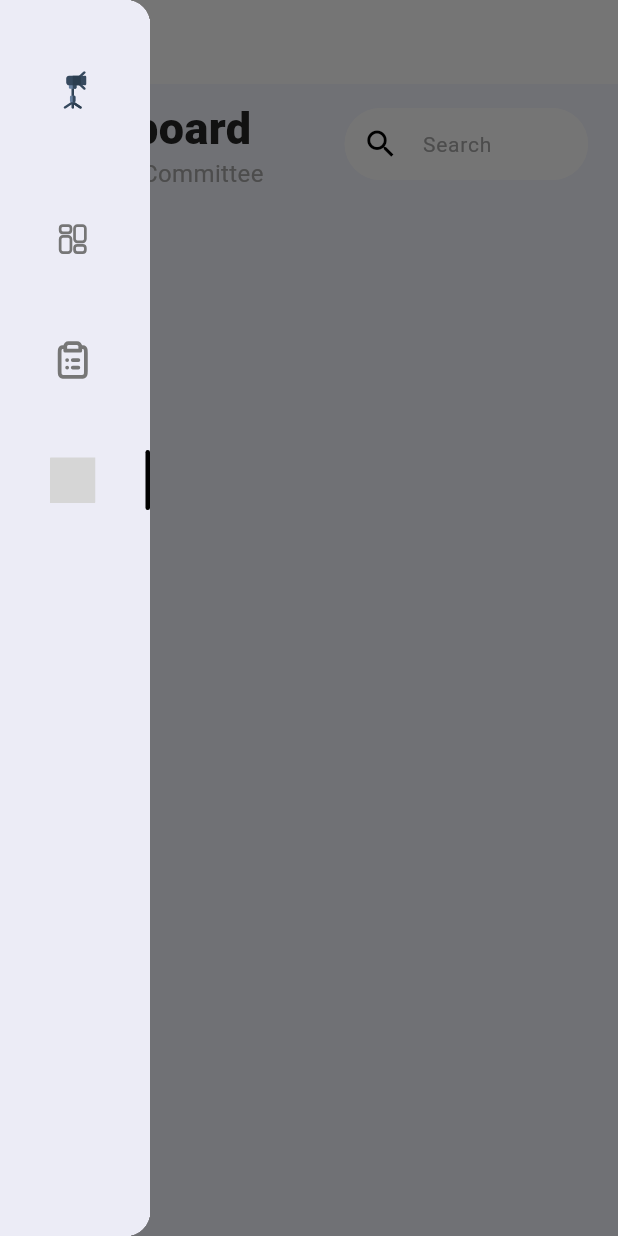
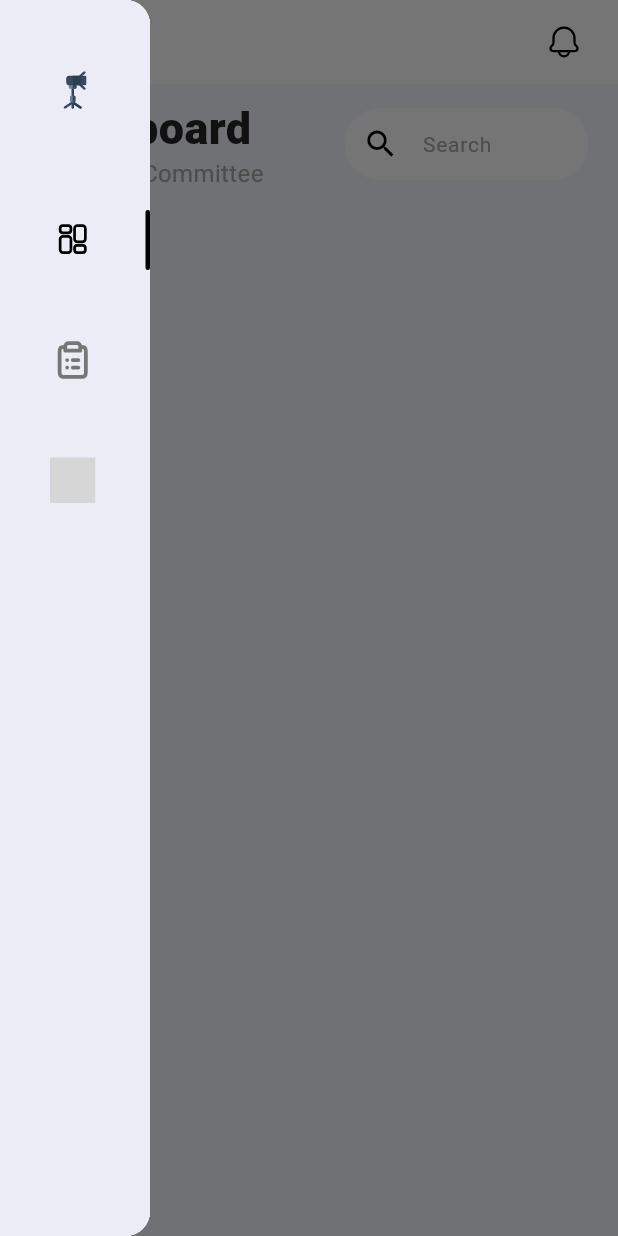
Before and after one commit to Amruthavalli-M/12DIT---BookTech, a Flutter app: the LeaderDashboard screen opened by its route, after a tap on the "menu" icon, on a phone screen of 412 x 824 dp. Run offline on Flutter 3.47's test engine with Material 3 defaults, Android fonts, the phone set to English and light mode, and no system bars; our stand-ins replace flutter_svg, google_fonts; grey boxes are pictures that could not be loaded.

Commit message:
Update leader_dashboard.dart
FINAL VERSION

```diff
--- a/lib/screens/leader_dashboard.dart
+++ b/lib/screens/leader_dashboard.dart
@@ -4,6 +4,8 @@ import 'package:booktech_flutter/widgets/header_parts.dart';
 import 'package:booktech_flutter/widgets/side_drawer.dart';
 import 'package:flutter/material.dart';
 import 'package:booktech_flutter/utils/theme.dart';
+import 'package:flutter_svg/svg.dart';
+import '../widgets/notification_bar.dart';
 
 class LeaderDashboard extends StatefulWidget {
   const LeaderDashboard({super.key});
@@ -13,98 +15,110 @@ class LeaderDashboard extends StatefulWidget {
 }
 
 class _LeaderDashboardState extends State<LeaderDashboard> {
-  // Key to control the Scaffold state
   final GlobalKey<ScaffoldState> drawerKey = GlobalKey();
 
-  // Tracks the currently selected menu item index (2 = LeaderDashboard)
-  int selectedIndex = 2;
+  int selectedIndex = 0; // For the second icon
 
   @override
   Widget build(BuildContext context) {
-    // Initialise SizeConfig for responsive layout calculations
     SizeConfig().init(context);
 
     return Scaffold(
       key: drawerKey,
       backgroundColor: MyAppColor.backgroundColor,
 
-      // Drawer shown only on mobile/tablet (non-desktop)
+      // Only show drawer on non-desktop (mobile/tablet)
       drawer: !Responsive.isDesktop(context)
           ? SizedBox(
-              width: 100, // Drawer width narrow for menu icons only
+              width: 100, // Keep drawer narrow
               child: SideDrawerMenu(
-                selectedIndex: selectedIndex, // Pass current selection to highlight active item
+                selectedIndex: selectedIndex,
                 onItemSelected: (index) {
-                  if (index == selectedIndex) return; // Ignore taps on the current item
+                  if (index == selectedIndex) {
+                    return; // do nothing if already selected
+                  }
 
                   setState(() {
-                    selectedIndex = index; // Update selected index state
+                    selectedIndex = index;
                   });
 
-                  // Navigate to screens based on selected index
+                  // Navigate to appropriate screen based on index
                   if (index == 0) {
-                    Navigator.pushReplacementNamed(context, '/teacherDashboard');
-                  } else if (index == 1) {
-                    Navigator.pushReplacementNamed(context, '/teacherBookingForm');
+                  // Already on LeaderDashboard, do nothing
                   } else if (index == 2) {
-                    // Already on LeaderDashboard, so just close the drawer
-                    Navigator.pop(context);
+                    Navigator.pushReplacementNamed (context, '/');
                   }
-                  // Additional menu item navigation cases can be added here if needed
                 },
               ),
             )
-          : null, // No drawer on desktop because sidebar is always visible
+          : null,
 
-      // AppBar with hamburger menu only shown on mobile/tablet
+      endDrawer: !Responsive.isDesktop(context)
+          ? Drawer(
+            child: const NotificationBar(),
+          )
+        : null,
+
+      // Only show AppBar (hamburger) on mobile/tablet
       appBar: !Responsive.isDesktop(context)
           ? AppBar(
               elevation: 0,
               backgroundColor: Colors.white,
               leading: IconButton(
                 onPressed: () {
-                  drawerKey.currentState!.openDrawer(); // Opens drawer when hamburger is pressed
+                  drawerKey.currentState!.openDrawer();
                 },
                 icon: const Icon(
                   Icons.menu,
                   color: Colors.black,
                 ),
               ),
+              actions: [
+                IconButton(
+                  icon: SvgPicture.asset(
+                    'assets/dashboard/notification.svg',
+                    height: 24,
+                    width: 24,
+                    color: Colors.black,
+                  ),
+                  onPressed: () {
+                    drawerKey.currentState!.openEndDrawer();
+                  },
+                ),
+                const SizedBox(width: 12),
+              ],
             )
-          : null, // No AppBar on desktop, sidebar is permanent
+          : null,
 
       body: SafeArea(
         child: Row(
           crossAxisAlignment: CrossAxisAlignment.start,
           children: [
-            // Sidebar menu shown only on desktop screens
+            // Sidebar only on desktop
             if (Responsive.isDesktop(context))
               Expanded(
-                flex: 1, // Sidebar takes up 1 part of the horizontal space
+                flex: 1,
                 child: SideDrawerMenu(
-                  selectedIndex: selectedIndex, // Highlight current active menu item
+                  selectedIndex: selectedIndex,
                   onItemSelected: (index) {
-                    if (index == selectedIndex) return; // Ignore selecting current page
+                    if (index == selectedIndex) return;
 
                     setState(() {
-                      selectedIndex = index; // Update selected index
+                      selectedIndex = index;
                     });
 
-                    // Navigate based on selected menu item
                     if (index == 0) {
-                      Navigator.pushReplacementNamed(context, '/teacherDashboard');
-                    } else if (index == 1) {
-                      Navigator.pushReplacementNamed(context, '/teacherBookingForm');
+                      // Already on LeaderDashboard, do nothing
                     } else if (index == 2) {
-                      // Already on LeaderDashboard, do nothing or optionally close any overlays
+                      Navigator.pushReplacementNamed(context, '/');
                     }
                   },
                 ),
               ),
 
-            // Main content area of the dashboard
+            // Main dashboard area
             Expanded(
-              flex: 10, // Main content takes up 10 parts (larger area)
+              flex: 10,
               child: SafeArea(
                 child: SingleChildScrollView(
                   padding: EdgeInsets.symmetric(
@@ -114,21 +128,19 @@ class _LeaderDashboardState extends State<LeaderDashboard> {
                   child: const Column(
                     crossAxisAlignment: CrossAxisAlignment.start,
                     children: [
-                      HeaderParts(title: "Leader Dashboard"), // Header with dynamic title
-                      // Additional dashboard content can be added here
+                      HeaderParts(title: "Leader Dashboard"),
+                      // Add more content here
                     ],
                   ),
                 ),
               ),
             ),
 
-            // Right side panel shown only on desktop (flex: 4)
+            // Right side panel (desktop only)
             if (Responsive.isDesktop(context))
-              Expanded(
+              const Expanded(
                 flex: 4,
-                child: Container(
-                  color: Colors.amber, // Placeholder color for right panel
-                ),
+                child: NotificationBar(),
               ),
           ],
         ),
```
